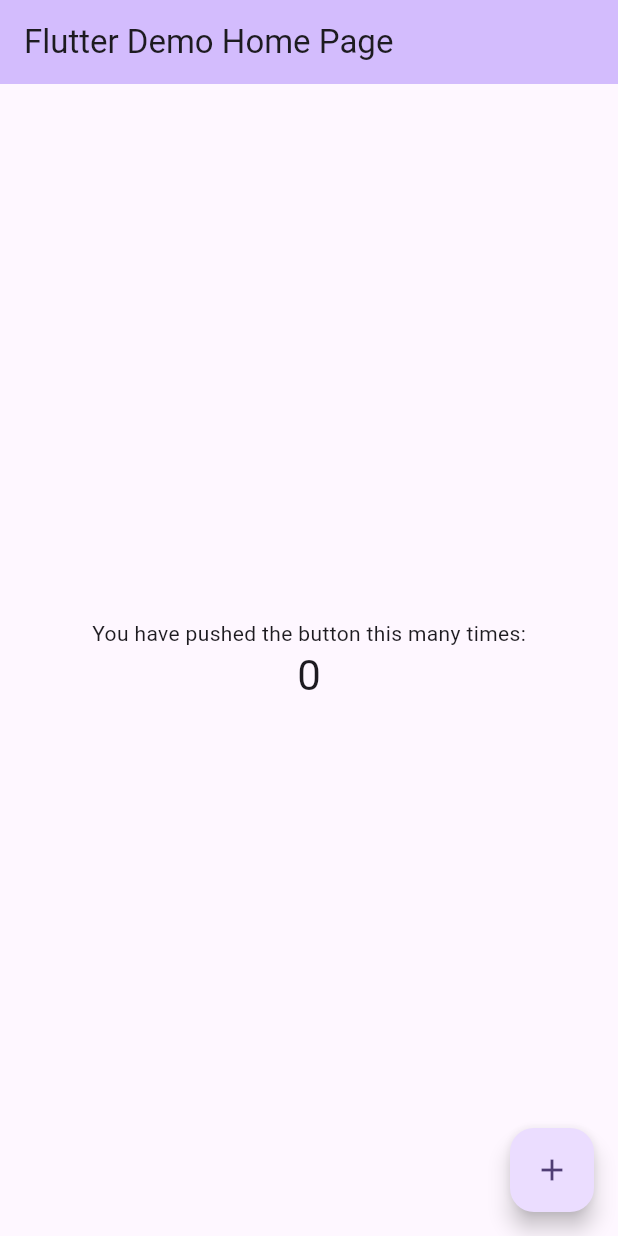
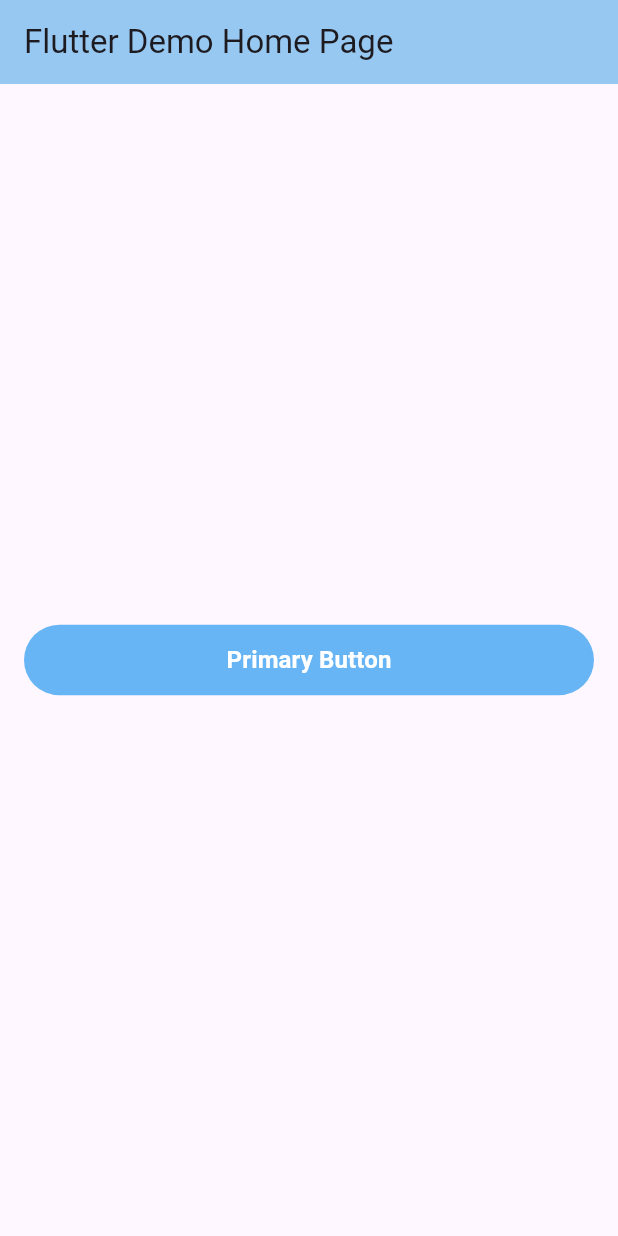
Before and after one commit to akangromeo/mobile_banking_apps, a Flutter app: the screen it shows after launch, on a phone screen of 412 x 824 dp. Run offline on Flutter 3.47's test engine with Material 3 defaults, Android fonts, the phone set to English and light mode, and no system bars.

Commit message:
feat : add button component & set theme preset

```diff
--- /dev/null
+++ b/devtools_options.yaml
@@ -0,0 +1,3 @@
+description: This file stores settings for Dart & Flutter DevTools.
+documentation: https://docs.flutter.dev/tools/devtools/extensions#configure-extension-enablement-states
+extensions:
--- /dev/null
+++ b/lib/common/widgets/primary_button.dart
@@ -0,0 +1,59 @@
+import 'package:flutter/material.dart';
+import 'package:mobile_banking_apps/core/constants/app_constants.dart';
+import 'package:mobile_banking_apps/core/theme/app_theme.dart';
+
+// Import core/theme jika Anda telah mendefinisikan warna utama di sana
+// import 'package:poskit_mobile_app/core/theme/app_theme.dart';
+
+class PrimaryButton extends StatelessWidget {
+  final String text;
+  final VoidCallback onPressed;
+  final bool isLoading;
+  final EdgeInsetsGeometry padding;
+
+  const PrimaryButton({
+    super.key,
+    required this.text,
+    required this.onPressed,
+    this.isLoading = false,
+    this.padding = const EdgeInsets.symmetric(horizontal: 24, vertical: 12),
+  });
+
+  @override
+  Widget build(BuildContext context) {
+    const Color primaryColor = AppColors.blueSecondary;
+
+    return Container(
+      width: double.infinity,
+      margin: const EdgeInsets.symmetric(horizontal: 16.0, vertical: 8.0),
+      child: ElevatedButton(
+        onPressed: isLoading ? null : onPressed,
+        style: ElevatedButton.styleFrom(
+          backgroundColor: primaryColor,
+          shape: RoundedRectangleBorder(
+              borderRadius:
+                  BorderRadius.circular(AppDesignConstants.kButtonRadius)),
+          padding: padding,
+          elevation: 0,
+        ),
+        child: isLoading
+            ? const SizedBox(
+                height: 20,
+                width: 20,
+                child: CircularProgressIndicator(
+                  color: Colors.white,
+                  strokeWidth: 2,
+                ),
+              )
+            : Text(
+                text,
+                style: const TextStyle(
+                  color: Colors.white,
+                  fontSize: 16,
+                  fontWeight: FontWeight.bold,
+                ),
+              ),
+      ),
+    );
+  }
+}
--- a/lib/core/constants/app_constants.dart
+++ b/lib/core/constants/app_constants.dart
@@ -0,0 +1,10 @@
+class AppDesignConstants {
+  static const double kDefaultPadding = 20.0;
+  static const double kSmallPadding = 8.0;
+  static const double kDefaultMargin = 16.0;
+
+  static const double kDefaultRadius = 12.0;
+  static const double kButtonRadius = 30.0;
+
+  static const double kCardElevation = 2.0;
+}
--- a/lib/main.dart
+++ b/lib/main.dart
@@ -1,4 +1,6 @@
 import 'package:flutter/material.dart';
+import 'package:mobile_banking_apps/common/widgets/primary_button.dart';
+import 'package:mobile_banking_apps/core/theme/app_theme.dart';
 
 void main() {
   runApp(const MyApp());
@@ -55,71 +57,26 @@ class MyHomePage extends StatefulWidget {
 }
 
 class _MyHomePageState extends State<MyHomePage> {
-  int _counter = 0;
-
-  void _incrementCounter() {
-    setState(() {
-      // This call to setState tells the Flutter framework that something has
-      // changed in this State, which causes it to rerun the build method below
-      // so that the display can reflect the updated values. If we changed
-      // _counter without calling setState(), then the build method would not be
-      // called again, and so nothing would appear to happen.
-      _counter++;
-    });
-  }
-
   @override
   Widget build(BuildContext context) {
-    // This method is rerun every time setState is called, for instance as done
-    // by the _incrementCounter method above.
-    //
-    // The Flutter framework has been optimized to make rerunning build methods
-    // fast, so that you can just rebuild anything that needs updating rather
-    // than having to individually change instances of widgets.
     return Scaffold(
       appBar: AppBar(
-        // TRY THIS: Try changing the color here to a specific color (to
-        // Colors.amber, perhaps?) and trigger a hot reload to see the AppBar
-        // change color while the other colors stay the same.
-        backgroundColor: Theme.of(context).colorScheme.inversePrimary,
-        // Here we take the value from the MyHomePage object that was created by
-        // the App.build method, and use it to set our appbar title.
+        backgroundColor: AppColors.bluePrimary,
         title: Text(widget.title),
       ),
       body: Center(
-        // Center is a layout widget. It takes a single child and positions it
-        // in the middle of the parent.
         child: Column(
-          // Column is also a layout widget. It takes a list of children and
-          // arranges them vertically. By default, it sizes itself to fit its
-          // children horizontally, and tries to be as tall as its parent.
-          //
-          // Column has various properties to control how it sizes itself and
-          // how it positions its children. Here we use mainAxisAlignment to
-          // center the children vertically; the main axis here is the vertical
-          // axis because Columns are vertical (the cross axis would be
-          // horizontal).
-          //
-          // TRY THIS: Invoke "debug painting" (choose the "Toggle Debug Paint"
-          // action in the IDE, or press "p" in the console), to see the
-          // wireframe for each widget.
           mainAxisAlignment: MainAxisAlignment.center,
           children: <Widget>[
-            const Text(
-              'You have pushed the button this many times:',
-            ),
-            Text(
-              '$_counter',
-              style: Theme.of(context).textTheme.headlineMedium,
+            PrimaryButton(
+              text: "Primary Button",
+              onPressed: () {
+                print("Primary Button Pressed");
+              },
             ),
           ],
         ),
       ),
-      floatingActionButton: FloatingActionButton(
-        onPressed: _incrementCounter,
-        tooltip: 'Increment',
-        child: const Icon(Icons.add),
-      ), // This trailing comma makes auto-formatting nicer for build methods.
     );
   }
 }
```
Also changed, not shown: lib/core/theme/app_theme.dart (+108 -0 lines), lib/features/auth/domain/models/user_model.dart (added), 2 other files.
